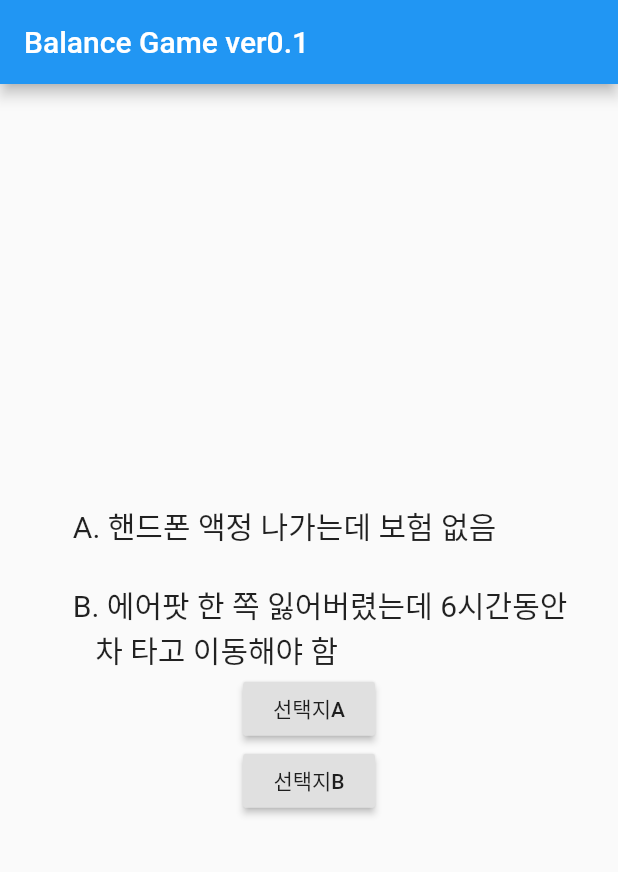
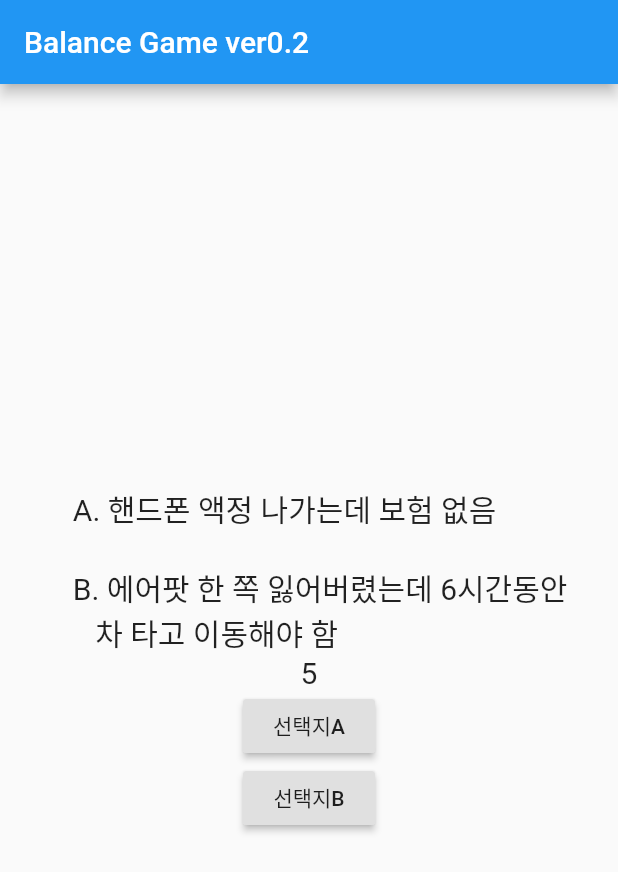
Before and after one commit to hye-one/balance_game, a Flutter app: the screen it shows after launch, on a phone screen of 412 x 824 dp. Shown: the top 872 px of the screen. Run offline on Flutter 3.47's test engine with Material 2 defaults, Android fonts, the phone set to English and light mode, and no system bars.

Commit message:
타이머 추가

```diff
--- a/lib/main.dart
+++ b/lib/main.dart
@@ -1,3 +1,5 @@
+import 'dart:async';
+
 import 'package:flutter/material.dart';
 
 void main() {
@@ -22,7 +24,7 @@ class MyApp extends StatelessWidget {
         // is not restarted.
         primarySwatch: Colors.blue,
       ),
-      home: MyHomePage(title: 'Balance Game ver0.1'),
+      home: MyHomePage(title: 'Balance Game ver0.2'),
     );
   }
 }
@@ -47,7 +49,7 @@ class MyHomePage extends StatefulWidget {
 
 class _MyHomePageState extends State<MyHomePage> {
   int _counter = 0;
-
+  int _timeLeft = 5;
   void _incrementCounter() {
     setState(() {
       // This call to setState tells the Flutter framework that something has
@@ -58,6 +60,19 @@ class _MyHomePageState extends State<MyHomePage> {
       _counter++;
     });
 
+
+  }
+  void _startCountDown(){
+    Timer.periodic(Duration(seconds: 1), (timer) {
+      if (_timeLeft > 0) {
+        setState(() {
+          _timeLeft--;
+        });
+      }
+      else {
+        timer.cancel();
+      }
+    });
 
   }
   final List<String> _questionBasic = [
@@ -314,7 +329,11 @@ class _MyHomePageState extends State<MyHomePage> {
               style: TextStyle(fontSize: 20),
 
             ),
-
+            Text(
+              //Timer
+                _timeLeft.toString(),
+              style:  TextStyle(fontSize: 20)
+            ),
             Container(
              // width: 120,
               //height: 30,
@@ -346,7 +365,6 @@ class _MyHomePageState extends State<MyHomePage> {
           ],
         ),
       ),
-
     );
   }
 }
```
